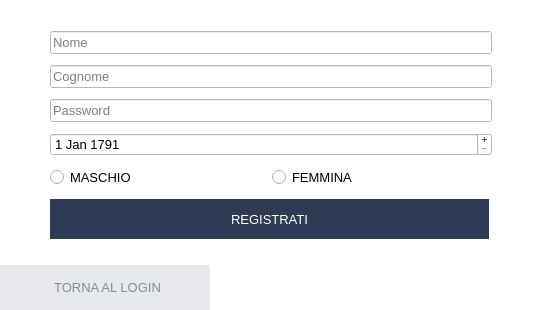
Before: the Qt Designer form MVP/progetto_p2/GUI/register.ui in Giorat/LifeFit---progetto-P2, drawn with Qt 5.
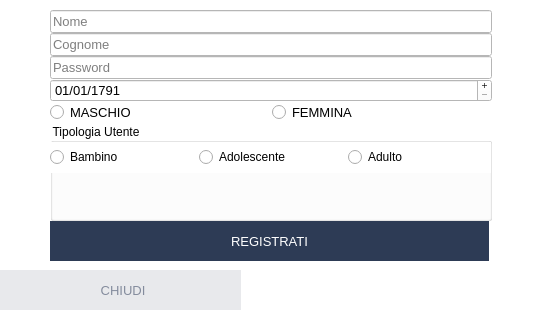
After: the same form once the commit is applied. Icons and pictures are not drawn.

Patch:
```diff
--- a/MVP/progetto_p2/GUI/register.ui
+++ b/MVP/progetto_p2/GUI/register.ui
@@ -37,9 +37,9 @@
     <property name="geometry">
      <rect>
       <x>50</x>
-      <y>20</y>
+      <y>10</y>
       <width>442</width>
-      <height>231</height>
+      <height>251</height>
      </rect>
     </property>
     <property name="font">
@@ -106,6 +106,9 @@
        <property name="showGroupSeparator" stdset="0">
         <bool>true</bool>
        </property>
+       <property name="displayFormat">
+        <string>dd/MM/yyyy</string>
+       </property>
        <property name="date">
         <date>
          <year>1791</year>
@@ -152,6 +155,46 @@
        </item>
       </layout>
      </item>
+     <item>
+      <widget class="QGroupBox" name="tipo_utente_padre">
+       <property name="title">
+        <string>Tipologia Utente</string>
+       </property>
+       <widget class="QWidget" name="horizontalLayoutWidget">
+        <property name="geometry">
+         <rect>
+          <x>0</x>
+          <y>19</y>
+          <width>441</width>
+          <height>31</height>
+         </rect>
+        </property>
+        <layout class="QHBoxLayout" name="tipo_utente">
+         <item>
+          <widget class="QRadioButton" name="bambino">
+           <property name="text">
+            <string>Bambino</string>
+           </property>
+          </widget>
+         </item>
+         <item>
+          <widget class="QRadioButton" name="adolescente">
+           <property name="text">
+            <string>Adolescente</string>
+           </property>
+          </widget>
+         </item>
+         <item>
+          <widget class="QRadioButton" name="adulto">
+           <property name="text">
+            <string>Adulto</string>
+           </property>
+          </widget>
+         </item>
+        </layout>
+       </widget>
+      </widget>
+     </item>
      <item>
       <widget class="QPushButton" name="register_send">
        <property name="sizePolicy">
@@ -190,9 +233,9 @@
     <property name="geometry">
      <rect>
       <x>0</x>
-      <y>265</y>
-      <width>210</width>
-      <height>45</height>
+      <y>270</y>
+      <width>241</width>
+      <height>40</height>
      </rect>
     </property>
     <property name="sizePolicy">
@@ -222,7 +265,7 @@
 border:none;</string>
     </property>
     <property name="text">
-     <string>TORNA AL LOGIN</string>
+     <string>CHIUDI</string>
     </property>
     <property name="flat">
      <bool>false</bool>
```
Left out of the diff: 2 changed lines with no effect on the pictures.
